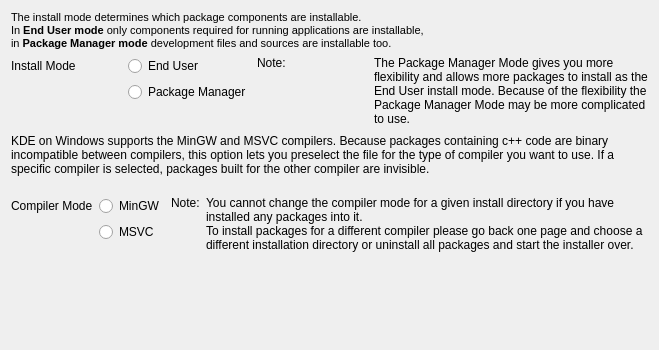
First picture: the form in gui/usercompilermodepage.ui, repository KDE/kdewin-installer, before the edit.
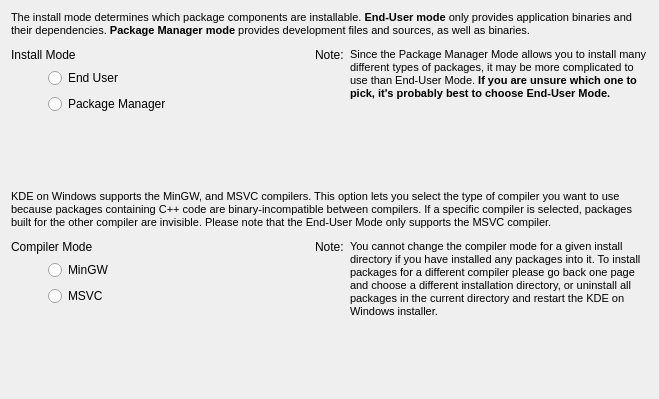
Second picture: the form after the edit.

Diff of the .ui file:
```diff
--- a/gui/usercompilermodepage.ui
+++ b/gui/usercompilermodepage.ui
@@ -6,7 +6,7 @@
     <x>0</x>
     <y>0</y>
     <width>659</width>
-    <height>350</height>
+    <height>399</height>
    </rect>
   </property>
   <property name="windowTitle" >
@@ -15,7 +15,7 @@
   <property name="statusTip" >
    <string>Select in which mode the installer should work and which compiler should be used.</string>
   </property>
-  <layout class="QVBoxLayout" >
+  <layout class="QVBoxLayout" name="verticalLayout_5" >
    <item>
     <widget class="QLabel" name="label_2" >
      <property name="text" >
@@ -23,9 +23,7 @@
 &lt;html>&lt;head>&lt;meta name="qrichtext" content="1" />&lt;style type="text/css">
 p, li { white-space: pre-wrap; }
 &lt;/style>&lt;/head>&lt;body style=" font-family:'MS Shell Dlg 2'; font-size:8.25pt; font-weight:400; font-style:normal;">
-&lt;p style=" margin-top:0px; margin-bottom:0px; margin-left:0px; margin-right:0px; -qt-block-indent:0; text-indent:0px; font-size:8pt;">The install mode determines which package components are installable. &lt;/p>
-&lt;p style=" margin-top:0px; margin-bottom:0px; margin-left:0px; margin-right:0px; -qt-block-indent:0; text-indent:0px; font-size:8pt;">In &lt;span style=" font-weight:600;">End User mode&lt;/span> only components required for running applications are installable,&lt;/p>
-&lt;p style=" margin-top:0px; margin-bottom:0px; margin-left:0px; margin-right:0px; -qt-block-indent:0; text-indent:0px; font-size:8pt;">in &lt;span style=" font-weight:600;">Package Manager mode&lt;/span> development files and sources are installable too.&lt;/p>&lt;/body>&lt;/html></string>
+&lt;p style=" margin-top:0px; margin-bottom:0px; margin-left:0px; margin-right:0px; -qt-block-indent:0; text-indent:0px; font-size:8pt;">The install mode determines which package components are installable. &lt;span style=" font-weight:600;">End-User mode&lt;/span> only provides application binaries and their dependencies. &lt;span style=" font-weight:600;">Package Manager mode&lt;/span> provides development files and sources, as well as binaries.&lt;/p>&lt;/body>&lt;/html></string>
      </property>
      <property name="scaledContents" >
       <bool>true</bool>
@@ -42,58 +40,42 @@
     </widget>
    </item>
    <item>
-    <layout class="QGridLayout" >
-     <item row="0" column="0" >
+    <spacer name="verticalSpacer_3" >
+     <property name="orientation" >
+      <enum>Qt::Vertical</enum>
+     </property>
+     <property name="sizeType" >
+      <enum>QSizePolicy::Minimum</enum>
+     </property>
+     <property name="sizeHint" stdset="0" >
+      <size>
+       <width>20</width>
+       <height>5</height>
+      </size>
+     </property>
+    </spacer>
+   </item>
+   <item>
+    <layout class="QHBoxLayout" name="horizontalLayout_3" >
+     <item>
+      <layout class="QGridLayout" name="gridLayout" >
+       <item row="0" column="1" colspan="3" >
       <widget class="QLabel" name="label_4" >
        <property name="text" >
         <string>Install Mode</string>
        </property>
       </widget>
      </item>
-     <item row="0" column="1" >
+       <item row="1" column="3" >
+        <layout class="QVBoxLayout" name="verticalLayout_3" >
+         <item>
       <widget class="QRadioButton" name="installModeEndUser" >
        <property name="text" >
         <string>End User</string>
        </property>
       </widget>
      </item>
-     <item row="0" column="2" >
-      <widget class="QLabel" name="label_8" >
-       <property name="text" >
-        <string>Note:</string>
-       </property>
-       <property name="alignment" >
-        <set>Qt::AlignLeading|Qt::AlignLeft|Qt::AlignTop</set>
-       </property>
-      </widget>
-     </item>
-     <item rowspan="3" row="0" column="3" >
-      <widget class="QLabel" name="label" >
-       <property name="text" >
-        <string>The Package Manager Mode gives you more flexibility and allows more packages to install as the End User install mode. Because of the flexibility the Package Manager Mode may be more complicated to use.</string>
-       </property>
-       <property name="alignment" >
-        <set>Qt::AlignLeading|Qt::AlignLeft|Qt::AlignTop</set>
-       </property>
-       <property name="wordWrap" >
-        <bool>true</bool>
-       </property>
-      </widget>
-     </item>
-     <item rowspan="2" row="1" column="0" >
-      <spacer>
-       <property name="orientation" >
-        <enum>Qt::Vertical</enum>
-       </property>
-       <property name="sizeHint" stdset="0" >
-        <size>
-         <width>20</width>
-         <height>40</height>
-        </size>
-       </property>
-      </spacer>
-     </item>
-     <item row="1" column="1" >
+         <item>
       <widget class="QRadioButton" name="installModePackageManager" >
        <property name="text" >
         <string>Package Manager</string>
@@ -103,31 +85,115 @@
        </property>
       </widget>
      </item>
-     <item rowspan="2" row="1" column="2" >
-      <spacer>
+        </layout>
+       </item>
+       <item rowspan="2" row="1" column="4" >
+        <spacer name="horizontalSpacer" >
        <property name="orientation" >
+          <enum>Qt::Horizontal</enum>
+         </property>
+         <property name="sizeHint" stdset="0" >
+          <size>
+           <width>40</width>
+           <height>20</height>
+          </size>
+         </property>
+        </spacer>
+       </item>
+       <item row="1" column="2" >
+        <spacer name="horizontalSpacer_6" >
+         <property name="orientation" >
+          <enum>Qt::Horizontal</enum>
+         </property>
+         <property name="sizeType" >
+          <enum>QSizePolicy::Fixed</enum>
+         </property>
+         <property name="sizeHint" stdset="0" >
+          <size>
+           <width>25</width>
+           <height>20</height>
+          </size>
+         </property>
+        </spacer>
+       </item>
+       <item row="2" column="3" >
+        <spacer name="verticalSpacer" >
+         <property name="orientation" >
         <enum>Qt::Vertical</enum>
        </property>
+         <property name="sizeType" >
+          <enum>QSizePolicy::Expanding</enum>
+         </property>
        <property name="sizeHint" stdset="0" >
         <size>
          <width>20</width>
-         <height>40</height>
+           <height>5</height>
         </size>
        </property>
       </spacer>
      </item>
-     <item row="2" column="1" >
+      </layout>
+     </item>
+     <item>
+      <layout class="QHBoxLayout" name="horizontalLayout" >
+       <item>
       <spacer>
        <property name="orientation" >
         <enum>Qt::Vertical</enum>
        </property>
        <property name="sizeHint" stdset="0" >
         <size>
-         <width>20</width>
-         <height>21</height>
+           <width>38</width>
+           <height>20</height>
         </size>
        </property>
       </spacer>
+       </item>
+       <item>
+        <widget class="QLabel" name="label_8" >
+         <property name="text" >
+          <string>Note:</string>
+         </property>
+         <property name="alignment" >
+          <set>Qt::AlignLeading|Qt::AlignLeft|Qt::AlignTop</set>
+         </property>
+        </widget>
+       </item>
+       <item>
+        <layout class="QVBoxLayout" name="verticalLayout" >
+         <item>
+          <widget class="QLabel" name="label" >
+           <property name="text" >
+            <string>&lt;!DOCTYPE HTML PUBLIC "-//W3C//DTD HTML 4.0//EN" "http://www.w3.org/TR/REC-html40/strict.dtd">
+&lt;html>&lt;head>&lt;meta name="qrichtext" content="1" />&lt;style type="text/css">
+p, li { white-space: pre-wrap; }
+&lt;/style>&lt;/head>&lt;body style=" font-family:'MS Shell Dlg 2'; font-size:8.25pt; font-weight:400; font-style:normal;">
+&lt;p style=" margin-top:0px; margin-bottom:0px; margin-left:0px; margin-right:0px; -qt-block-indent:0; text-indent:0px; font-size:8pt;">Since the Package Manager Mode allows you to install many different types of packages, it may be more complicated to use than End-User Mode. &lt;span style=" font-weight:600;">If you are unsure which one to pick, it's probably best to choose End-User Mode.&lt;/span>&lt;/p>&lt;/body>&lt;/html></string>
+           </property>
+           <property name="alignment" >
+            <set>Qt::AlignLeading|Qt::AlignLeft|Qt::AlignTop</set>
+           </property>
+           <property name="wordWrap" >
+            <bool>true</bool>
+           </property>
+          </widget>
+         </item>
+         <item>
+          <spacer name="horizontalSpacer_2" >
+           <property name="orientation" >
+            <enum>Qt::Horizontal</enum>
+           </property>
+           <property name="sizeHint" stdset="0" >
+            <size>
+             <width>298</width>
+             <height>20</height>
+            </size>
+           </property>
+          </spacer>
+         </item>
+        </layout>
+       </item>
+      </layout>
      </item>
     </layout>
    </item>
@@ -140,8 +206,11 @@
       </sizepolicy>
      </property>
      <property name="text" >
-      <string>KDE on Windows supports the MinGW and MSVC compilers. Because packages containing c++ code are binary incompatible between compilers, this option lets you preselect the file for the type of compiler you want to use. If a specific compiler is selected, packages built for the other compiler are invisible. 
-</string>
+      <string>&lt;!DOCTYPE HTML PUBLIC "-//W3C//DTD HTML 4.0//EN" "http://www.w3.org/TR/REC-html40/strict.dtd">
+&lt;html>&lt;head>&lt;meta name="qrichtext" content="1" />&lt;style type="text/css">
+p, li { white-space: pre-wrap; }
+&lt;/style>&lt;/head>&lt;body style=" font-family:'MS Shell Dlg 2'; font-size:8.25pt; font-weight:400; font-style:normal;">
+&lt;p style=" margin-top:0px; margin-bottom:0px; margin-left:0px; margin-right:0px; -qt-block-indent:0; text-indent:0px;">&lt;span style=" font-size:8pt;">KDE on Windows supports the MinGW, and MSVC compilers. This option lets you select the type of compiler you want to use because packages containing C++ code are binary-incompatible between compilers. If a specific compiler is selected, packages built for the other compiler are invisible. Please note that the End-User Mode only supports the MSVC compiler.&lt;/span>&lt;/p>&lt;/body>&lt;/html></string>
      </property>
      <property name="alignment" >
       <set>Qt::AlignLeading|Qt::AlignLeft|Qt::AlignTop</set>
@@ -155,68 +224,66 @@
     </widget>
    </item>
    <item>
-    <layout class="QGridLayout" >
-     <item row="0" column="0" >
+    <spacer name="verticalSpacer_4" >
+     <property name="orientation" >
+      <enum>Qt::Vertical</enum>
+     </property>
+     <property name="sizeType" >
+      <enum>QSizePolicy::Minimum</enum>
+     </property>
+     <property name="sizeHint" stdset="0" >
+      <size>
+       <width>20</width>
+       <height>5</height>
+      </size>
+     </property>
+    </spacer>
+   </item>
+   <item>
+    <layout class="QHBoxLayout" name="horizontalLayout_4" >
+     <item>
+      <layout class="QGridLayout" name="gridLayout_2" >
+       <item row="0" column="1" colspan="4" >
       <widget class="QLabel" name="label_5" >
        <property name="text" >
         <string>Compiler Mode</string>
        </property>
       </widget>
      </item>
-     <item row="0" column="1" >
+       <item row="1" column="3" >
+        <layout class="QVBoxLayout" name="verticalLayout_4" >
+         <item>
       <widget class="QRadioButton" name="compilerMinGW" >
        <property name="text" >
         <string>MinGW</string>
        </property>
       </widget>
      </item>
-     <item row="0" column="2" >
-      <widget class="QLabel" name="label_9" >
-       <property name="text" >
-        <string>Note:</string>
-       </property>
-       <property name="alignment" >
-        <set>Qt::AlignLeading|Qt::AlignLeft|Qt::AlignTop</set>
-       </property>
-      </widget>
-     </item>
-     <item rowspan="3" row="0" column="3" >
-      <widget class="QLabel" name="label_6" >
-       <property name="text" >
-        <string>You cannot change the compiler mode for a given install directory if you have installed any packages into it.
-To install packages for a different compiler please go back one page and choose a different installation directory or uninstall all packages and start the installer over.</string>
-       </property>
-       <property name="alignment" >
-        <set>Qt::AlignLeading|Qt::AlignLeft|Qt::AlignTop</set>
-       </property>
-       <property name="wordWrap" >
-        <bool>true</bool>
-       </property>
-      </widget>
-     </item>
-     <item rowspan="2" row="1" column="0" >
-      <spacer>
-       <property name="orientation" >
-        <enum>Qt::Vertical</enum>
-       </property>
-       <property name="sizeHint" stdset="0" >
-        <size>
-         <width>20</width>
-         <height>40</height>
-        </size>
-       </property>
-      </spacer>
-     </item>
-     <item row="1" column="1" >
+         <item>
       <widget class="QRadioButton" name="compilerMSVC" >
        <property name="text" >
         <string>MSVC</string>
        </property>
       </widget>
      </item>
-     <item rowspan="2" row="1" column="2" >
-      <spacer>
+        </layout>
+       </item>
+       <item row="1" column="4" >
+        <spacer name="horizontalSpacer_4" >
        <property name="orientation" >
+          <enum>Qt::Horizontal</enum>
+         </property>
+         <property name="sizeHint" stdset="0" >
+          <size>
+           <width>40</width>
+           <height>20</height>
+          </size>
+         </property>
+        </spacer>
+       </item>
+       <item row="2" column="3" >
+        <spacer name="verticalSpacer_2" >
+         <property name="orientation" >
         <enum>Qt::Vertical</enum>
        </property>
        <property name="sizeHint" stdset="0" >
@@ -227,30 +294,99 @@
        </property>
       </spacer>
      </item>
-     <item row="2" column="1" >
+       <item row="1" column="2" >
+        <spacer name="horizontalSpacer_5" >
+         <property name="orientation" >
+          <enum>Qt::Horizontal</enum>
+         </property>
+         <property name="sizeType" >
+          <enum>QSizePolicy::Fixed</enum>
+         </property>
+         <property name="sizeHint" stdset="0" >
+          <size>
+           <width>25</width>
+           <height>20</height>
+          </size>
+         </property>
+        </spacer>
+       </item>
+      </layout>
+     </item>
+     <item>
+      <layout class="QHBoxLayout" name="horizontalLayout_2" >
+       <item>
       <spacer>
        <property name="orientation" >
         <enum>Qt::Vertical</enum>
        </property>
        <property name="sizeHint" stdset="0" >
         <size>
-         <width>20</width>
-         <height>16</height>
+           <width>38</width>
+           <height>85</height>
         </size>
        </property>
       </spacer>
      </item>
-    </layout>
-   </item>
+       <item>
+        <widget class="QLabel" name="label_9" >
+         <property name="text" >
+          <string>Note:</string>
+         </property>
+         <property name="alignment" >
+          <set>Qt::AlignLeading|Qt::AlignLeft|Qt::AlignTop</set>
+         </property>
+        </widget>
+       </item>
+       <item>
+        <layout class="QVBoxLayout" name="verticalLayout_2" >
+         <item>
+          <widget class="QLabel" name="label_6" >
+           <property name="text" >
+            <string>&lt;!DOCTYPE HTML PUBLIC "-//W3C//DTD HTML 4.0//EN" "http://www.w3.org/TR/REC-html40/strict.dtd">
+&lt;html>&lt;head>&lt;meta name="qrichtext" content="1" />&lt;style type="text/css">
+p, li { white-space: pre-wrap; }
+&lt;/style>&lt;/head>&lt;body style=" font-family:'MS Shell Dlg 2'; font-size:8.25pt; font-weight:400; font-style:normal;">
+&lt;p style=" margin-top:0px; margin-bottom:0px; margin-left:0px; margin-right:0px; -qt-block-indent:0; text-indent:0px;">&lt;span style=" font-size:8pt;">You cannot change the compiler mode for a given install directory if you have installed any packages into it. To install packages for a different compiler please go back one page and choose a different installation directory, or uninstall all packages in the current directory and restart the KDE on Windows installer.&lt;/span>&lt;/p>&lt;/body>&lt;/html></string>
+           </property>
+           <property name="alignment" >
+            <set>Qt::AlignLeading|Qt::AlignLeft|Qt::AlignTop</set>
+           </property>
+           <property name="wordWrap" >
+            <bool>true</bool>
+           </property>
+          </widget>
+         </item>
+         <item>
+          <spacer name="horizontalSpacer_3" >
+           <property name="orientation" >
+            <enum>Qt::Horizontal</enum>
+           </property>
+           <property name="sizeHint" stdset="0" >
+            <size>
+             <width>298</width>
+             <height>20</height>
+            </size>
+           </property>
+          </spacer>
+         </item>
+        </layout>
+       </item>
+      </layout>
+     </item>
+    </layout>
+   </item>
    <item>
     <spacer>
      <property name="orientation" >
       <enum>Qt::Vertical</enum>
      </property>
+     <property name="sizeType" >
+      <enum>QSizePolicy::Minimum</enum>
+     </property>
      <property name="sizeHint" stdset="0" >
       <size>
-       <width>20</width>
-       <height>40</height>
+       <width>218</width>
+       <height>13</height>
       </size>
      </property>
     </spacer>
```
Lines whose indentation alone changed are shown as unchanged.
